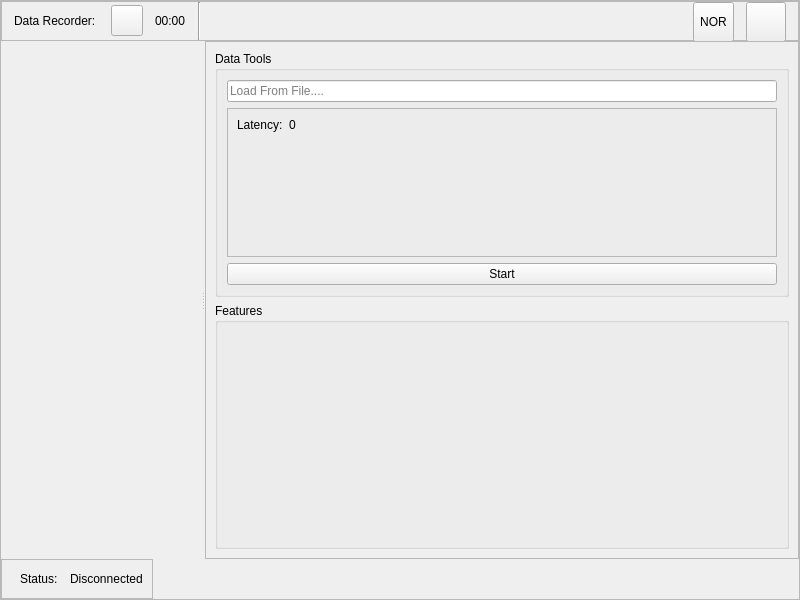
First picture: the form in nsys/ui/app.ui, repository Raghav67816/NID-24, before the edit.
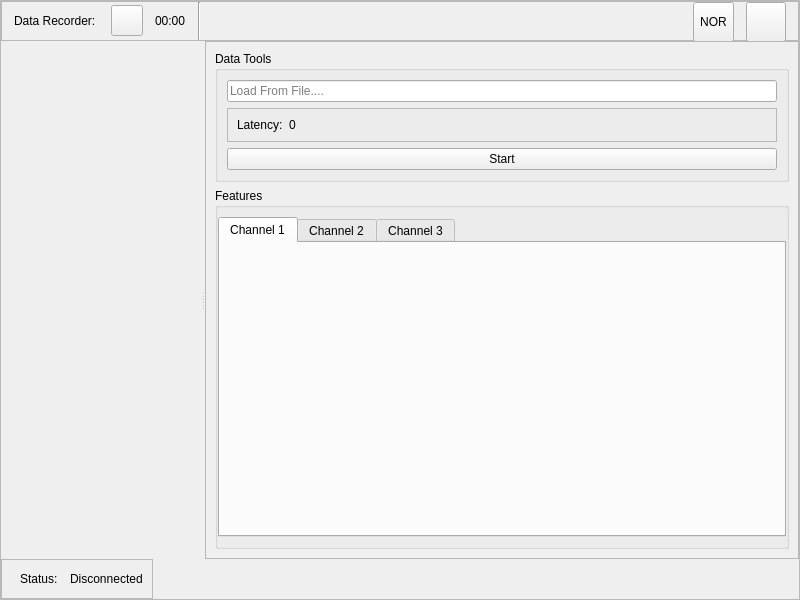
Second picture: the form after the edit. Icons and pictures are not drawn.

Commit message: added channel tabs and fixed recorder button ui logic

The edit to the form file:
```diff
--- a/nsys/ui/app.ui
+++ b/nsys/ui/app.ui
@@ -307,6 +307,36 @@
              <property name="title">
               <string>Features</string>
              </property>
+             <layout class="QVBoxLayout" name="verticalLayout_4">
+              <property name="leftMargin">
+               <number>0</number>
+              </property>
+              <property name="rightMargin">
+               <number>0</number>
+              </property>
+              <item>
+               <widget class="QTabWidget" name="featuresTabWidget">
+                <property name="currentIndex">
+                 <number>0</number>
+                </property>
+                <widget class="QWidget" name="channel_1_features">
+                 <attribute name="title">
+                  <string>Channel 1</string>
+                 </attribute>
+                </widget>
+                <widget class="QWidget" name="channel_2_features">
+                 <attribute name="title">
+                  <string>Channel 2</string>
+                 </attribute>
+                </widget>
+                <widget class="QWidget" name="channel_3_features">
+                 <attribute name="title">
+                  <string>Channel 3</string>
+                 </attribute>
+                </widget>
+               </widget>
+              </item>
+             </layout>
             </widget>
            </item>
           </layout>
```
The commit also changes 9 other files.
